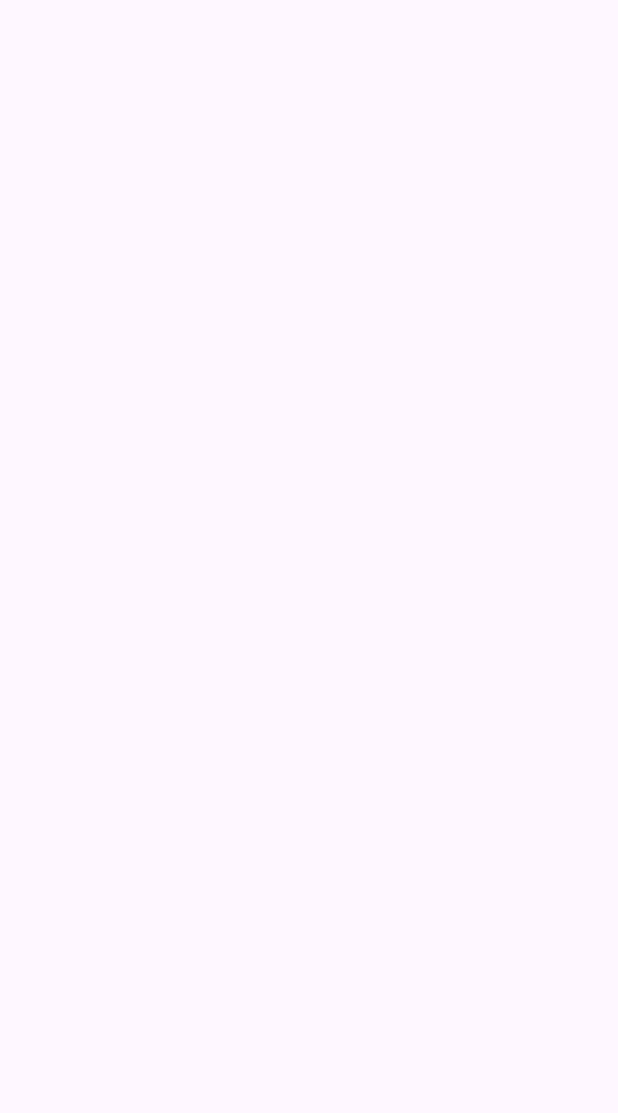
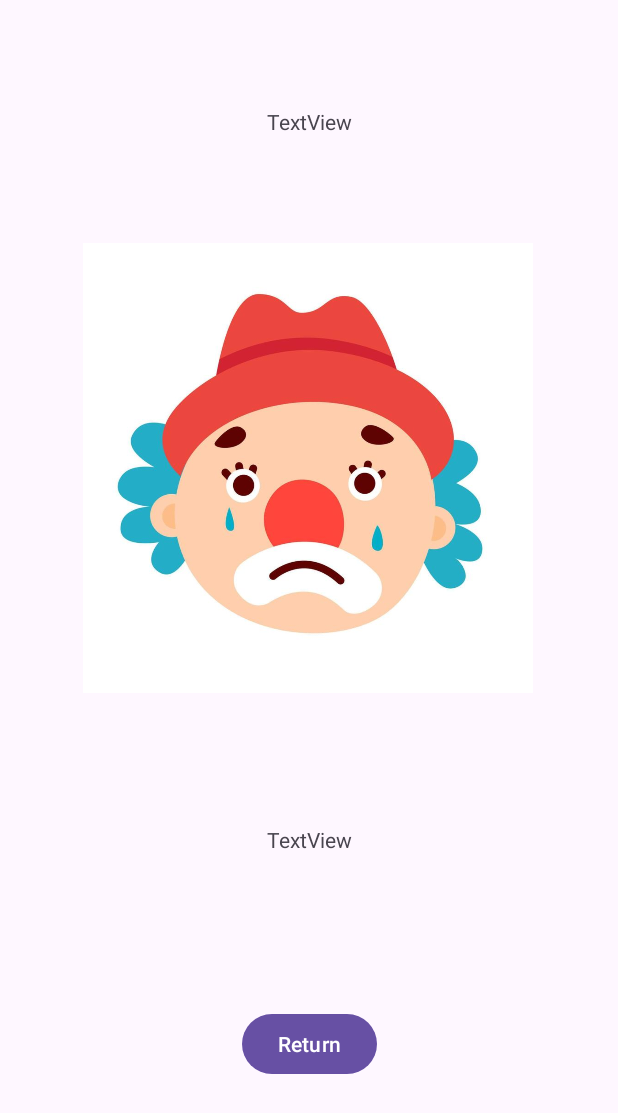
Before and after one commit to CorneCalitz/MobileAppProject, an Android app: the QuizCompletedActivity screen opened directly, with no data from a screen before it, on a phone screen of 412 x 824 dp. Before the commit the part shown is empty. Shown: the top 1113 px of the screen. Run offline under Robolectric (Android 15) with nearby library versions, the phone set to English and light mode, and no system bars; 7 statements that could not run were skipped.

Commit message:
Quiz almost works

```diff
--- a/app/src/main/java/com/example/eduvosproject/quiz/quiz_attempt/QuizAttemptActivity.java
+++ b/app/src/main/java/com/example/eduvosproject/quiz/quiz_attempt/QuizAttemptActivity.java
@@ -39,8 +39,9 @@ public class QuizAttemptActivity extends AppCompatActivity {
 
     QuizData quizData;
     String quizDataString;
+    String loginResponseString;
 
-    Map<Integer, Integer> responseDict = new HashMap<Integer, Integer>();
+    HashMap<Integer, Integer> responseDict = new HashMap<Integer, Integer>();
 
     ArrayList<QuizQuestions> quizQuestions = new ArrayList<>();
     ArrayList<QuizChoices> quizChoices = new ArrayList<>();
@@ -75,6 +76,8 @@ public class QuizAttemptActivity extends AppCompatActivity {
     quizDataString = getIntent().getStringExtra("quizData");
     quizData = new Gson().fromJson(quizDataString, QuizData.class);
 
+    loginResponseString = getIntent().getStringExtra("loginResponse");
+
     btnNextQuestion.setOnClickListener(new View.OnClickListener() {
         @Override
         public void onClick(View view) {
@@ -100,8 +103,16 @@ public class QuizAttemptActivity extends AppCompatActivity {
                 quizAttempt();
             } else {
                 //go to next activity.
-                Log.d("next act", "Lets go to marioland");
-                Intent intent = new Intent(QuizAttemptActivity.this, NavActivity.class);
+                Log.d("Next act", "Wish I was at DisneyLand now.");
+
+                String quizQuestionsString = new Gson().toJson(quizQuestions);
+
+                Intent intent = new Intent(QuizAttemptActivity.this, QuizCompletedActivity.class);
+                intent.putExtra("quizData",quizDataString);
+                intent.putExtra("loginResponse", loginResponseString);
+                intent.putExtra("quizResponses", responseDict.toString());
+                intent.putExtra("quizQuestions", quizQuestionsString);
+
                 startActivity(intent);
                 finish();
             }
@@ -232,7 +243,7 @@ public class QuizAttemptActivity extends AppCompatActivity {
                 rb1.setId(quizChoices.get(0).getId());
                 rb2.setId(quizChoices.get(1).getId());
                 rb3.setId(quizChoices.get(2).getId());
-                rb3.setId(quizChoices.get(3).getId());
+                rb4.setId(quizChoices.get(3).getId());
         }
 
     }
--- a/app/src/main/java/com/example/eduvosproject/quiz/quiz_attempt/QuizCompletedActivity.java
+++ b/app/src/main/java/com/example/eduvosproject/quiz/quiz_attempt/QuizCompletedActivity.java
@@ -1,6 +1,10 @@
 package com.example.eduvosproject.quiz.quiz_attempt;
 
 import android.os.Bundle;
+import android.util.Log;
+import android.widget.Button;
+import android.widget.ImageView;
+import android.widget.TextView;
 
 import androidx.activity.EdgeToEdge;
 import androidx.appcompat.app.AppCompatActivity;
@@ -8,9 +12,31 @@ import androidx.core.graphics.Insets;
 import androidx.core.view.ViewCompat;
 import androidx.core.view.WindowInsetsCompat;
 
+import com.example.eduvosproject.LoginResponse;
 import com.example.eduvosproject.R;
+import com.google.gson.Gson;
+
+import java.util.ArrayList;
+import java.util.HashMap;
+import java.util.Map;
+import java.util.Objects;
 
 public class QuizCompletedActivity extends AppCompatActivity {
+
+    TextView tvTitle, tvMsg;
+    Button btnReturn;
+    ImageView imgComplete;
+
+    String loginResponseString, quizDataString, quizResponsesString, quizQuestionsString;
+    LoginResponse loginResponse;
+    QuizData quizData;
+    ArrayList<QuizQuestions> quizQuestions;
+    HashMap<Integer, Integer> responseDict;
+
+    Gson convert =  new Gson();
+
+    Boolean passed;
+    int numCorrect, numQuestions;
 
     @Override
     protected void onCreate(Bundle savedInstanceState) {
@@ -22,5 +48,77 @@ public class QuizCompletedActivity extends AppCompatActivity {
             v.setPadding(systemBars.left, systemBars.top, systemBars.right, systemBars.bottom);
             return insets;
         });
+
+        tvTitle = findViewById(R.id.tvCompletedTitle);
+        tvMsg = findViewById(R.id.tvCompletedMsg);
+        btnReturn = findViewById(R.id.btnReturnToHome);
+        imgComplete = findViewById(R.id.imgCompleted);
+
+        //Get extra strings from intent.
+        loginResponseString = getIntent().getStringExtra("loginResponse");
+        quizDataString = getIntent().getStringExtra("quizData");
+        quizResponsesString = getIntent().getStringExtra("quizResponses");
+        quizQuestionsString =  getIntent().getStringExtra("quizQuestions");
+
+        //Populate models using string conversion
+        loginResponse = convert.fromJson(loginResponseString, LoginResponse.class);
+        quizData = convert.fromJson(quizDataString, QuizData.class);
+        responseDict = convert.fromJson(quizResponsesString, HashMap.class);
+        quizQuestions = convert.fromJson(quizQuestionsString, ArrayList.class);
+
+
+        Log.d("login", loginResponse.user.getName());
+        Log.d("quiz", quizData.quiz_data.getName());
+        Log.d("responseDict", responseDict.toString());
+        Log.d("question",  quizQuestions.toString());
+
+        //Log.d("response dictionary", (responseDict.get(1)).toString());
+
+        numCorrect = 5;
+
+        //Consider putting this in a separate function.
+        //TODO need to sort hashmap and arraylist for good measure before comparing answer values
+
+        //As longs as the number of correct is larger than half of the questions.
+        if (numCorrect > quizData.score.getQuestionAmount()/2) {
+            passed = true;
+        } else {
+            passed = false;
+        }
+
+        setGUI();
+        saveResponse();
+        updateQuizData();
+        updateProfile();
+
+        //Button on click
+    }
+
+    public void setGUI() {
+        //Set gui according to quiz results.
+        tvTitle.setText(String.format("%s completed.",quizData.quiz_data.getName()));
+
+        if (passed) {
+            //Set image to party poppers
+            tvMsg.setText(String.format("Well done! You passed %s with a score of %s out of %s.", quizData.quiz_data.getName(), numCorrect, quizData.score.getQuestionAmount()));
+            imgComplete.setImageResource(R.drawable.confetti);
+        } else {
+            //Set image to sad clown.
+            tvMsg.setText(String.format("You failed %s with a score of %s out of %s. Better luck next time.", quizData.quiz_data.getName(), numCorrect, quizData.score.getQuestionAmount()));
+            imgComplete.setImageResource(R.drawable.sad_clown);
+        }
+
+    }
+
+    public void saveResponse(){
+        //Save response of quiz in db
+    }
+
+    public void updateQuizData() {
+        // Update data relating to the quiz and save in db.
+    }
+
+    public void updateProfile(){
+        // Update profile data and save in db.
     }
 }
--- a/app/src/main/java/com/example/eduvosproject/quiz/quiz_attempt/QuizViewActivity.java
+++ b/app/src/main/java/com/example/eduvosproject/quiz/quiz_attempt/QuizViewActivity.java
@@ -100,7 +100,9 @@ public class QuizViewActivity extends AppCompatActivity {
                             @Override
                             public void onClick(View view) {
                                 String quizDataString = new Gson().toJson(quizData);
-                                Intent intent = new Intent(QuizViewActivity.this, QuizAttemptActivity.class).putExtra("quizData", quizDataString);
+                                Intent intent = new Intent(QuizViewActivity.this, QuizAttemptActivity.class);
+                                intent.putExtra("quizData", quizDataString);
+                                intent.putExtra("loginResponse", loginResponseString);
                                 startActivity(intent);
                                 finish();
                             }
--- a/app/src/main/res/layout/activity_quiz_completed.xml
+++ b/app/src/main/res/layout/activity_quiz_completed.xml
@@ -7,4 +7,48 @@
     android:layout_height="match_parent"
     tools:context=".quiz.quiz_attempt.QuizCompletedActivity">
 
+    <TextView
+        android:id="@+id/tvCompletedTitle"
+        android:layout_width="wrap_content"
+        android:layout_height="wrap_content"
+        android:text="TextView"
+        app:layout_constraintBottom_toTopOf="@+id/imgCompleted"
+        app:layout_constraintEnd_toEndOf="parent"
+        app:layout_constraintStart_toStartOf="parent"
+        app:layout_constraintTop_toTopOf="parent" />
+
+    <TextView
+        android:id="@+id/tvCompletedMsg"
+        android:layout_width="335dp"
+        android:layout_height="98dp"
+        android:layout_marginBottom="24dp"
+        android:text="TextView"
+        android:textAlignment="center"
+        app:layout_constraintBottom_toTopOf="@+id/btnReturnToHome"
+        app:layout_constraintEnd_toEndOf="parent"
+        app:layout_constraintStart_toStartOf="parent" />
+
+    <Button
+        android:id="@+id/btnReturnToHome"
+        android:layout_width="wrap_content"
+        android:layout_height="wrap_content"
+        android:layout_marginBottom="104dp"
+        android:text="Return"
+        app:layout_constraintBottom_toBottomOf="parent"
+        app:layout_constraintEnd_toEndOf="parent"
+        app:layout_constraintStart_toStartOf="parent" />
+
+    <ImageView
+        android:id="@+id/imgCompleted"
+        android:layout_width="300dp"
+        android:layout_height="300dp"
+        android:layout_marginBottom="88dp"
+        app:layout_constraintBottom_toTopOf="@+id/tvCompletedMsg"
+        app:layout_constraintEnd_toEndOf="parent"
+        app:layout_constraintHorizontal_bias="0.496"
+        app:layout_constraintStart_toStartOf="parent"
+        app:layout_constraintTop_toTopOf="parent"
+        app:layout_constraintVertical_bias="1.0"
+        app:srcCompat="@android:drawable/btn_star_big_on"
+        tools:srcCompat="@tools:sample/avatars" />
 </androidx.constraintlayout.widget.ConstraintLayout>
```
Also changed, not shown: app/src/main/res/drawable/confetti.jpg (added), app/src/main/res/drawable/sad_clown.jpg (added), 2 other files.
